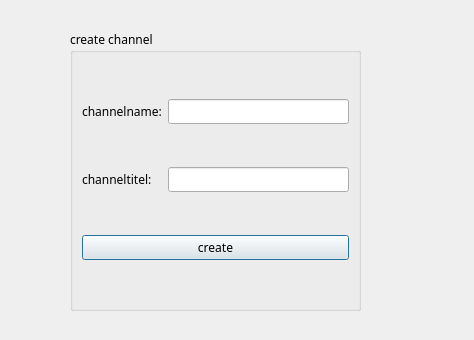
The window that createchannel.ui (Maedeh01/Ap-project) describes before a commit, drawn with Qt 5.
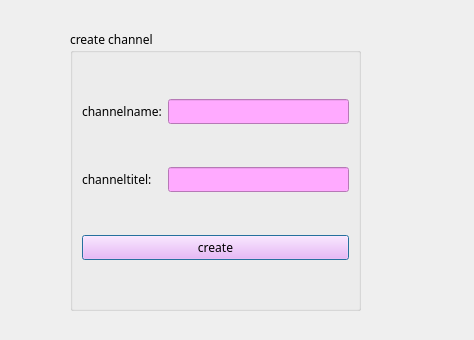
The same window after the commit.

What changed in the file:
```diff
--- a/createchannel.ui
+++ b/createchannel.ui
@@ -44,7 +44,11 @@
      </widget>
     </item>
     <item row="0" column="1">
-     <widget class="QLineEdit" name="lineEdit_channel_name"/>
+     <widget class="QLineEdit" name="lineEdit_channel_name">
+      <property name="styleSheet">
+       <string notr="true">background-color: rgb(255, 170, 255);</string>
+      </property>
+     </widget>
     </item>
     <item row="1" column="0">
      <widget class="QLabel" name="label_2">
@@ -54,10 +58,17 @@
      </widget>
     </item>
     <item row="1" column="1">
-     <widget class="QLineEdit" name="lineEdit_channel_titel"/>
+     <widget class="QLineEdit" name="lineEdit_channel_titel">
+      <property name="styleSheet">
+       <string notr="true">background-color: rgb(255, 170, 255);</string>
+      </property>
+     </widget>
     </item>
     <item row="2" column="0" colspan="2">
      <widget class="QPushButton" name="pushButton_create_channel">
+      <property name="styleSheet">
+       <string notr="true">background-color: rgb(255, 170, 255);</string>
+      </property>
       <property name="text">
        <string>create</string>
       </property>
```
